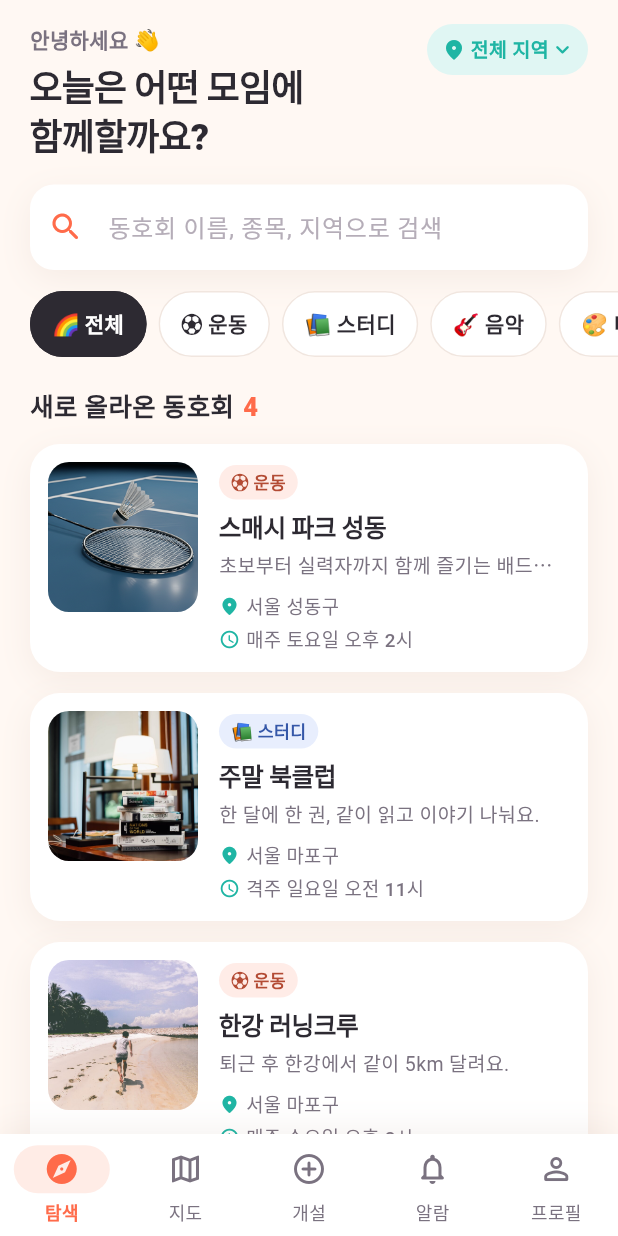
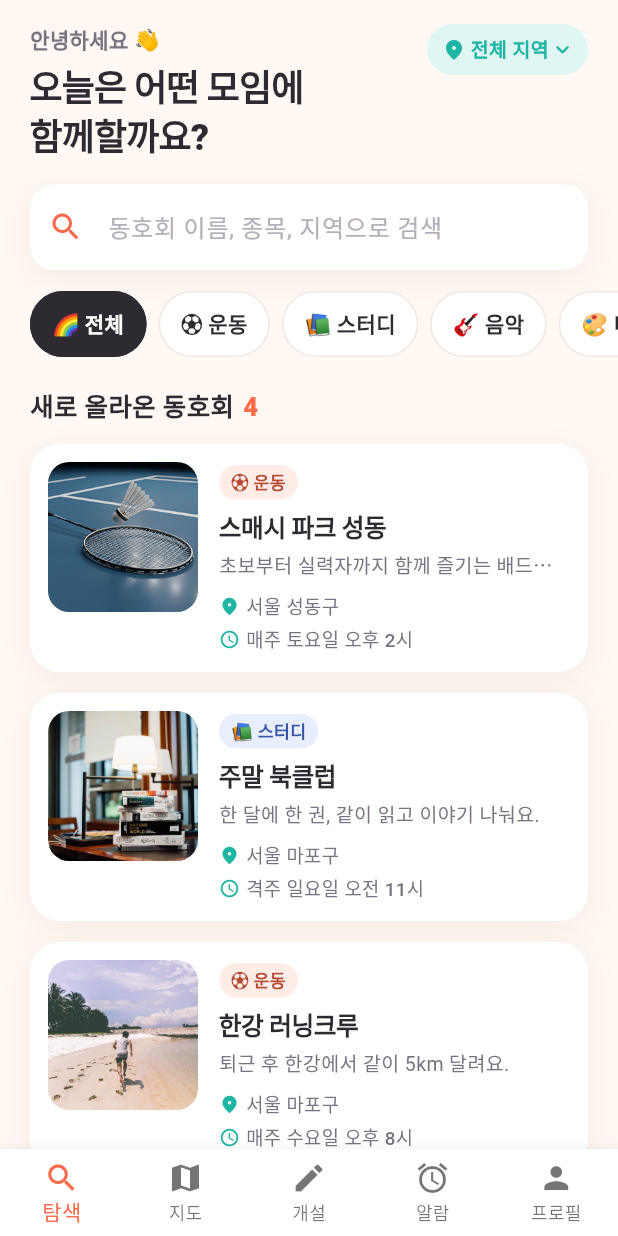
Before and after one commit to taetae0821/HABL, a Flutter app: the HomePage screen opened directly, on a phone screen of 412 x 824 dp. Run offline on Flutter 3.47's test engine with Material 3 defaults, Android fonts, the phone set to English and light mode, and no system bars; missing offline and left inert: kakao_flutter_sdk_user.

Commit message:
Header 파일명 대소문자 충돌 수정

```diff
--- a/lib/src/Header.dart
+++ /dev/null
@@ -1,28 +0,0 @@
-import 'package:flutter/material.dart';
-
-class Header extends StatelessWidget {
-  final int currentIndex;
-  final ValueChanged<int> onTap;
-
-  const Header({
-    super.key,
-    required this.currentIndex,
-    required this.onTap,
-  });
-
-  @override
-  Widget build(BuildContext context) {
-    return BottomNavigationBar(
-      currentIndex: currentIndex,
-      onTap: onTap,
-      type: BottomNavigationBarType.fixed,
-      items: const [
-        BottomNavigationBarItem(icon: Icon(Icons.search), label: '탐색'),
-        BottomNavigationBarItem(icon: Icon(Icons.map), label: '지도'),
-        BottomNavigationBarItem(icon: Icon(Icons.create), label: '개설'),
-        BottomNavigationBarItem(icon: Icon(Icons.alarm), label: '알람'),
-        BottomNavigationBarItem(icon: Icon(Icons.person), label: '프로필'),
-      ],
-    );
-  }
-}
--- a/lib/src/header.dart
+++ b/lib/src/header.dart
@@ -1,5 +1,4 @@
 import 'package:flutter/material.dart';
-import 'theme.dart';
 
 class Header extends StatelessWidget {
   final int currentIndex;
@@ -13,48 +12,17 @@ class Header extends StatelessWidget {
 
   @override
   Widget build(BuildContext context) {
-    return DecoratedBox(
-      decoration: BoxDecoration(
-        color: AppColors.surface,
-        boxShadow: [
-          BoxShadow(
-            color: const Color(0xFF8A5A44).withValues(alpha: 0.08),
-            blurRadius: 16,
-            offset: const Offset(0, -4),
-          ),
-        ],
-      ),
-      child: NavigationBar(
-        selectedIndex: currentIndex,
-        onDestinationSelected: onTap,
-        destinations: const [
-          NavigationDestination(
-            icon: Icon(Icons.explore_outlined),
-            selectedIcon: Icon(Icons.explore_rounded),
-            label: '탐색',
-          ),
-          NavigationDestination(
-            icon: Icon(Icons.map_outlined),
-            selectedIcon: Icon(Icons.map_rounded),
-            label: '지도',
-          ),
-          NavigationDestination(
-            icon: Icon(Icons.add_circle_outline_rounded),
-            selectedIcon: Icon(Icons.add_circle_rounded),
-            label: '개설',
-          ),
-          NavigationDestination(
-            icon: Icon(Icons.notifications_none_rounded),
-            selectedIcon: Icon(Icons.notifications_rounded),
-            label: '알람',
-          ),
-          NavigationDestination(
-            icon: Icon(Icons.person_outline_rounded),
-            selectedIcon: Icon(Icons.person_rounded),
-            label: '프로필',
-          ),
-        ],
-      ),
+    return BottomNavigationBar(
+      currentIndex: currentIndex,
+      onTap: onTap,
+      type: BottomNavigationBarType.fixed,
+      items: const [
+        BottomNavigationBarItem(icon: Icon(Icons.search), label: '탐색'),
+        BottomNavigationBarItem(icon: Icon(Icons.map), label: '지도'),
+        BottomNavigationBarItem(icon: Icon(Icons.create), label: '개설'),
+        BottomNavigationBarItem(icon: Icon(Icons.alarm), label: '알람'),
+        BottomNavigationBarItem(icon: Icon(Icons.person), label: '프로필'),
+      ],
     );
   }
 }
```
